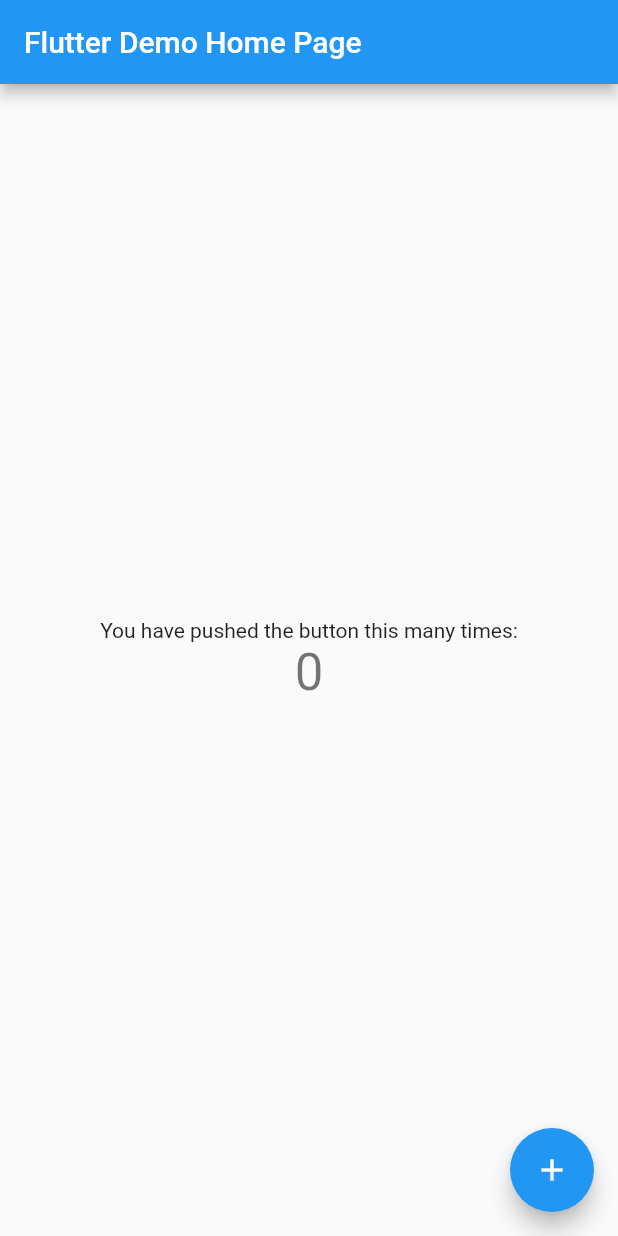
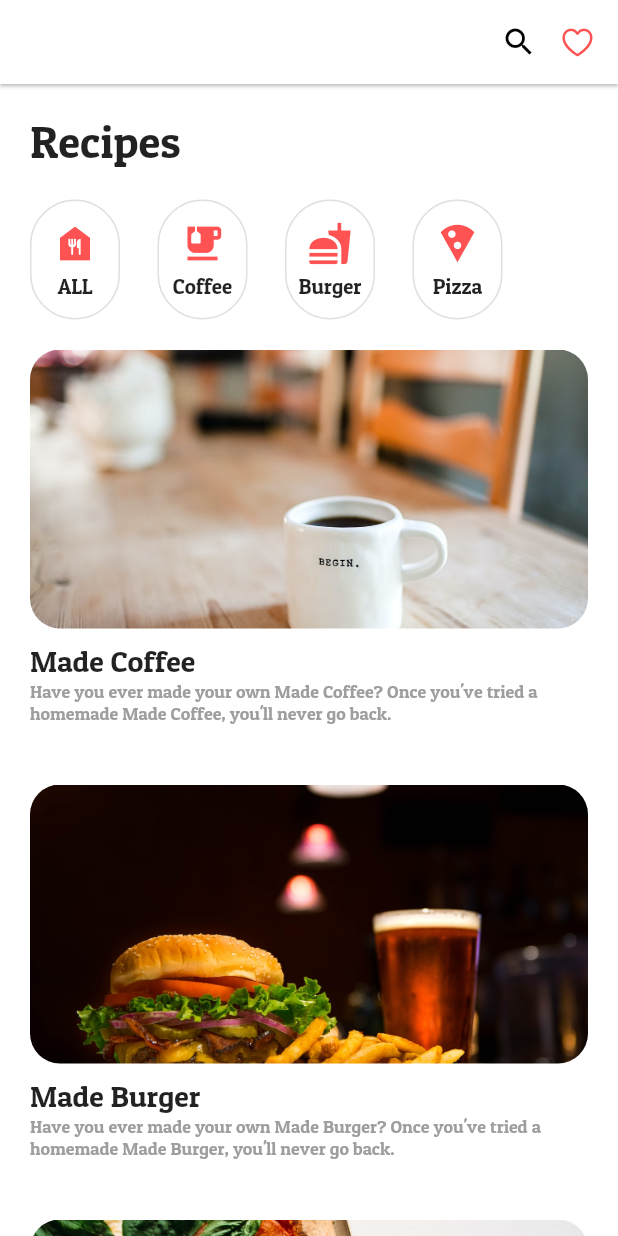
Before and after one commit to MDandersonm/Flutter, a Flutter app: the screen it shows after launch, on a phone screen of 412 x 824 dp. Run offline on Flutter 3.47's test engine with Material 2 defaults, Android fonts, the phone set to English and light mode, and no system bars.

Commit message:
feat :[김영진] Recipe 앱 메인화면 앱바,메뉴, 배경사진 삽입 [FLUTTER-RECIPE-01]

```diff
--- /dev/null
+++ b/flutter_recipe/lib/components/recipe_list_item.dart
@@ -0,0 +1,33 @@
+import 'package:flutter/material.dart';
+
+class RecipeListItem extends StatelessWidget {
+  final String imageName;
+  final String title;
+
+  const RecipeListItem(this.imageName, this.title); // {  } 면 선택적매개변수라서 에러.
+
+  @override
+  Widget build(BuildContext context) {
+    return Padding(
+      padding: const EdgeInsets.symmetric(vertical: 20), //위아래패딩
+      child: Column(
+        crossAxisAlignment: CrossAxisAlignment.start,
+        children: [
+          AspectRatio(
+            aspectRatio: 2 / 1, // 넓이/높이,
+            child: ClipRRect(//이미지 둥그렇게
+              borderRadius: BorderRadius.circular(20),
+              child: Image.asset("assets/images/$imageName.jpeg",
+                fit:BoxFit.cover),
+            ),
+          ),
+          SizedBox(height: 10),
+          Text(title, style: TextStyle(fontSize: 20)),
+          Text(
+              "Have you ever made your own $title? Once you've tried a homemade $title, you'll never go back.",
+              style: TextStyle(color: Colors.grey, fontSize: 12))
+        ],
+      ),
+    );
+  }
+}
--- /dev/null
+++ b/flutter_recipe/lib/components/recipe_menu.dart
@@ -0,0 +1,55 @@
+import 'package:flutter/material.dart';
+
+class RecipeMenu extends StatelessWidget {
+  @override
+  Widget build(BuildContext context) {
+    return Padding(
+      padding: const EdgeInsets.only(top: 20),
+      // child: SingleChildScrollView(//자기자식에 스크롤 세로방향으로
+      //     scrollDirection: Axis.horizontal,
+      child: Row(
+        //ListView로 바꿔서 스크롤 하게 바꾸는 게 좋음
+        children: [
+          _buildMenuItem(Icons.food_bank, "ALL"),
+          SizedBox(width: 25),
+          _buildMenuItem(Icons.emoji_food_beverage, "Coffee"),
+          SizedBox(width: 25),
+          _buildMenuItem(Icons.fastfood, "Burger"),
+          SizedBox(width: 25),
+          _buildMenuItem(Icons.local_pizza, "Pizza"),
+          // SizedBox(width: 25),
+          // _buildMenuItem(Icons.local_pizza, "Pizza"),
+          //컨테이너는 자식의 크기에맞게 조절된다.
+        ],
+      ),
+      // ),
+    );
+  }
+
+  Container _buildMenuItem(IconData mIcon, String text) {
+    return Container(
+      // color: Colors.red,
+      width: 60,
+      height: 80,
+      decoration: BoxDecoration(
+          // color: Colors.red,
+          border: Border.all(color: Colors.black12),
+          borderRadius: BorderRadius.circular(30)),
+      // Decoration 추상클래스는 객체를 만들 수 없다. 구현체는 BoxDecoration
+      child: Column(
+        mainAxisAlignment: MainAxisAlignment.center,
+        children: [
+          Icon(
+            mIcon,
+            color: Colors.redAccent,
+            size: 30,
+          ),
+          SizedBox(
+            height: 5,
+          ),
+          Text(text)
+        ],
+      ), //컨테이너는 자식을 하나만 가질수있다
+    );
+  }
+}
--- /dev/null
+++ b/flutter_recipe/lib/components/recipe_title.dart
@@ -0,0 +1,11 @@
+import 'package:flutter/material.dart';
+
+class RecipeTitle extends StatelessWidget {
+  @override
+  Widget build(BuildContext context) {
+    return Padding(
+      padding: const EdgeInsets.only(top:20),
+      child: Text("Recipes", style: TextStyle(fontSize: 30)),
+    );
+  }
+}
--- a/flutter_recipe/lib/main.dart
+++ b/flutter_recipe/lib/main.dart
@@ -1,113 +1,17 @@
 import 'package:flutter/material.dart';
+import 'package:flutter_recipe/pages/recipe_page.dart';
 
 void main() {
   runApp(MyApp());
 }
+class MyApp extends StatelessWidget {
 
-class MyApp extends StatelessWidget {
-  // This widget is the root of your application.
   @override
   Widget build(BuildContext context) {
     return MaterialApp(
-      title: 'Flutter Demo',
-      theme: ThemeData(
-        // This is the theme of your application.
-        //
-        // Try running your application with "flutter run". You'll see the
-        // application has a blue toolbar. Then, without quitting the app, try
-        // changing the primarySwatch below to Colors.green and then invoke
-        // "hot reload" (press "r" in the console where you ran "flutter run",
-        // or simply save your changes to "hot reload" in a Flutter IDE).
-        // Notice that the counter didn't reset back to zero; the application
-        // is not restarted.
-        primarySwatch: Colors.blue,
-      ),
-      home: MyHomePage(title: 'Flutter Demo Home Page'),
+      debugShowCheckedModeBanner: false,//디버그표시 제거
+      theme:ThemeData(fontFamily: "PatuaOne"),//폰트설정
+      home:RecipePage(),
     );
   }
 }
-
-class MyHomePage extends StatefulWidget {
-  MyHomePage({Key? key, required this.title}) : super(key: key);
-
-  // This widget is the home page of your application. It is stateful, meaning
-  // that it has a State object (defined below) that contains fields that affect
-  // how it looks.
-
-  // This class is the configuration for the state. It holds the values (in this
-  // case the title) provided by the parent (in this case the App widget) and
-  // used by the build method of the State. Fields in a Widget subclass are
-  // always marked "final".
-
-  final String title;
-
-  @override
-  _MyHomePageState createState() => _MyHomePageState();
-}
-
-class _MyHomePageState extends State<MyHomePage> {
-  int _counter = 0;
-
-  void _incrementCounter() {
-    setState(() {
-      // This call to setState tells the Flutter framework that something has
-      // changed in this State, which causes it to rerun the build method below
-      // so that the display can reflect the updated values. If we changed
-      // _counter without calling setState(), then the build method would not be
-      // called again, and so nothing would appear to happen.
-      _counter++;
-    });
-  }
-
-  @override
-  Widget build(BuildContext context) {
-    // This method is rerun every time setState is called, for instance as done
-    // by the _incrementCounter method above.
-    //
-    // The Flutter framework has been optimized to make rerunning build methods
-    // fast, so that you can just rebuild anything that needs updating rather
-    // than having to individually change instances of widgets.
-    return Scaffold(
-      appBar: AppBar(
-        // Here we take the value from the MyHomePage object that was created by
-        // the App.build method, and use it to set our appbar title.
-        title: Text(widget.title),
-      ),
-      body: Center(
-        // Center is a layout widget. It takes a single child and positions it
-        // in the middle of the parent.
-        child: Column(
-          // Column is also a layout widget. It takes a list of children and
-          // arranges them vertically. By default, it sizes itself to fit its
-          // children horizontally, and tries to be as tall as its parent.
-          //
-          // Invoke "debug painting" (press "p" in the console, choose the
-          // "Toggle Debug Paint" action from the Flutter Inspector in Android
-          // Studio, or the "Toggle Debug Paint" command in Visual Studio Code)
-          // to see the wireframe for each widget.
-          //
-          // Column has various properties to control how it sizes itself and
-          // how it positions its children. Here we use mainAxisAlignment to
-          // center the children vertically; the main axis here is the vertical
-          // axis because Columns are vertical (the cross axis would be
-          // horizontal).
-          mainAxisAlignment: MainAxisAlignment.center,
-          children: <Widget>[
-            Text(
-              'You have pushed the button this many times:',
-            ),
-            Text(
-              '$_counter',
-              style: Theme.of(context).textTheme.headline4,
-            ),
-          ],
-        ),
-      ),
-      floatingActionButton: FloatingActionButton(
-        onPressed: _incrementCounter,
-        tooltip: 'Increment',
-        child: Icon(Icons.add),
-      ), // This trailing comma makes auto-formatting nicer for build methods.
-    );
-  }
-}
--- /dev/null
+++ b/flutter_recipe/lib/pages/recipe_page.dart
@@ -0,0 +1,50 @@
+import 'package:flutter/cupertino.dart';
+import 'package:flutter/material.dart';
+import 'package:flutter_recipe/components/recipe_list_item.dart';
+import 'package:flutter_recipe/components/recipe_menu.dart';
+import 'package:flutter_recipe/components/recipe_title.dart';
+
+class RecipePage extends StatelessWidget {
+  const RecipePage({Key? key}) : super(key: key);
+
+  @override
+  Widget build(BuildContext context) {
+    return Scaffold(
+        backgroundColor: Colors.white, //원래 white
+        appBar: _buildRecipeAppBar(),
+        body: Padding(
+          padding: const EdgeInsets.symmetric(horizontal: 20),//왼쪽 여백
+          child: ListView(
+            // crossAxisAlignment: CrossAxisAlignment.start,
+            children: [
+              RecipeTitle(),
+              RecipeMenu(),
+              RecipeListItem("coffee", "Made Coffee"),
+              RecipeListItem("burger", "Made Burger"),
+              RecipeListItem("pizza", "Made Pizza")
+            ],
+          ),
+        ));
+  }
+
+  AppBar _buildRecipeAppBar() => AppBar(
+        backgroundColor: Colors.white,
+        elevation: 1.0,
+        actions: [
+          Icon(
+            Icons.search,
+            color: Colors.black,
+          ),
+          SizedBox(
+            width: 15,
+          ),
+          Icon(
+            CupertinoIcons.heart,
+            color: Colors.redAccent,
+          ),
+          SizedBox(
+            width: 15,
+          ),
+        ],
+      );
+}
```
Also changed, not shown: flutter_recipe/pubspec.yaml (+6 -6 lines), flutter_recipe/assets/fonts/PatuaOne-Regular.ttf (added), flutter_recipe/assets/images/burger.jpeg (added), flutter_recipe/assets/images/coffee.jpeg (added), flutter_recipe/assets/images/pizza.jpeg (added).
